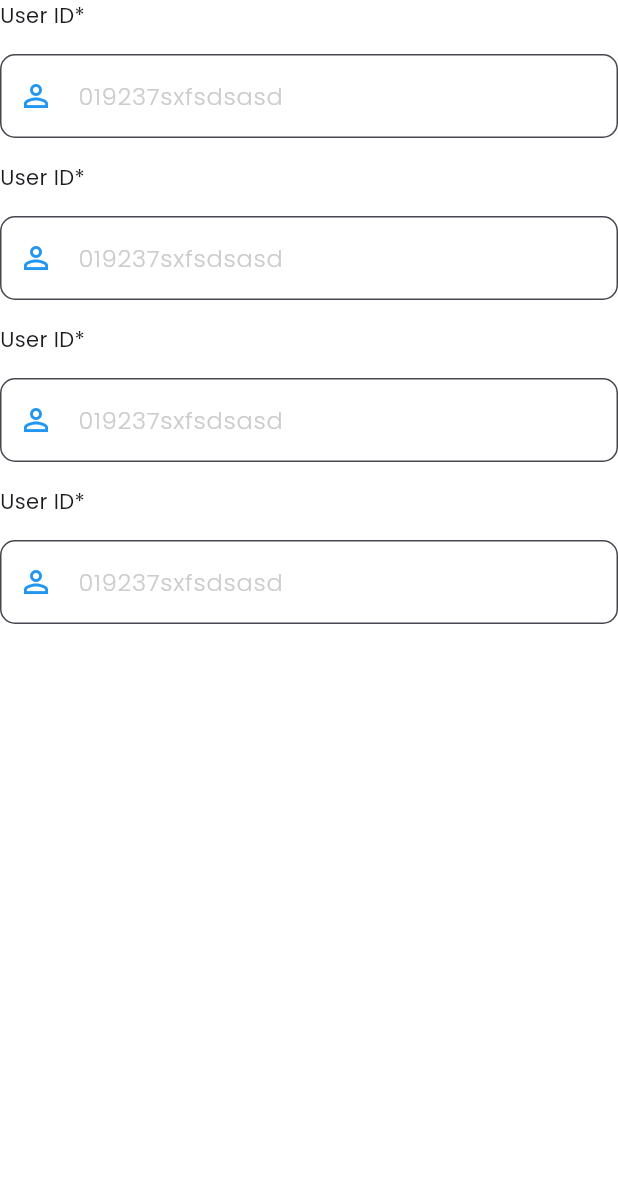
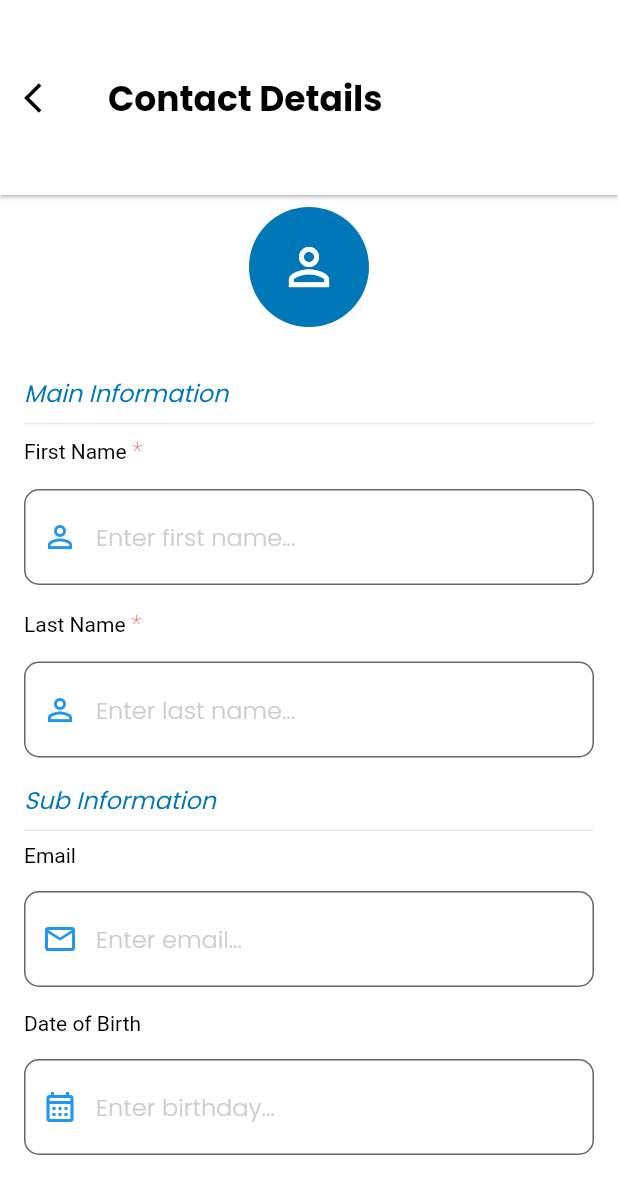
Before and after one commit to joshflutterwork/trial_contact_list, a Flutter app: the ContactDetailPage screen opened directly with empty values, on a phone screen of 412 x 824 dp. Shown: the top 1194 px of the screen. Run offline on Flutter 3.47's test engine with Material 3 defaults, Android fonts, the phone set to English and light mode, and no system bars; our stand-ins replace auto_route, flutter_riverpod, freezed_annotation, get_it.

Commit message:
feat : add new contact detail

```diff
--- a/lib/features/contact/presentation/notifier/contact_notifier.dart
+++ b/lib/features/contact/presentation/notifier/contact_notifier.dart
@@ -54,4 +54,8 @@ class ContactNotifier extends StateNotifier<ContactState> {
       state = state.copyWith(isError: true);
     }
   }
+
+  void selectContact(ContactModel contactModel) {
+    state = state.copyWith(contactModel: contactModel);
+  }
 }
--- a/lib/features/contact/presentation/pages/contact_detail_page.dart
+++ b/lib/features/contact/presentation/pages/contact_detail_page.dart
@@ -1,8 +1,15 @@
 import 'package:auto_route/auto_route.dart';
 import 'package:flutter/material.dart';
 import 'package:flutter_riverpod/flutter_riverpod.dart';
-import 'package:trial_contact_list/utils/microcopy_string.dart';
+import 'package:trial_contact_list/features/contact/data/models/contact_model.dart';
+import 'package:trial_contact_list/features/contact/presentation/notifier/contact_notifier.dart';
+import 'package:trial_contact_list/features/contact/presentation/state/contact_state.dart';
 import 'package:trial_contact_list/utils/palette.dart';
+import 'package:trial_contact_list/utils/ui/app_bar.dart';
+import 'package:trial_contact_list/utils/ui/button_full.dart';
+import 'package:trial_contact_list/utils/ui/button_outline.dart';
+import 'package:trial_contact_list/utils/ui/text_field_form.dart';
+import 'package:trial_contact_list/utils/ui/text_title_form.dart';
 
 @RoutePage()
 class ContactDetailPage extends ConsumerStatefulWidget {
@@ -19,136 +26,176 @@ class ContactDetailPage extends ConsumerStatefulWidget {
 }
 
 class _ContactDetailPageState extends ConsumerState<ContactDetailPage> {
+  final TextEditingController _firstNameController = TextEditingController();
+  final TextEditingController _lastNameController = TextEditingController();
+  final TextEditingController _emailController = TextEditingController();
+  final TextEditingController _dobController = TextEditingController();
+
   @override
   void initState() {
     super.initState();
+
+    WidgetsBinding.instance.addPostFrameCallback((_) {
+      final ContactModel? contactModel = ref.read(
+        $contact.select((ContactState state) => state.contactModel),
+      );
+
+      if (contactModel != null) {
+        _firstNameController.text = contactModel.firstName ?? '';
+        _lastNameController.text = contactModel.lastName ?? '';
+        _emailController.text = contactModel.email ?? '';
+        _dobController.text = contactModel.dob ?? '';
+      }
+    });
   }
 
   @override
   Widget build(BuildContext context) {
     return Scaffold(
       backgroundColor: Palette.white,
-      body: Column(
+      appBar: getAppBar(
+        onTap: () {
+          Navigator.of(context).pop();
+        },
+        title: <Widget>[
+          const Text(
+            'Contact Details',
+            style: TextStyle(
+              color: Palette.black,
+              fontSize: 23,
+              height: 0.1,
+              fontWeight: FontWeight.w700,
+            ),
+          ),
+        ],
+        leadingIcon: const SizedBox.shrink(),
+        elevation: 1,
+      ),
+      body: Padding(
+        padding: const EdgeInsets.only(top: 8, left: 16, right: 16),
+        child: Column(
           crossAxisAlignment: CrossAxisAlignment.start,
           children: <Widget>[
-          const Text('User ID*'),
-          Padding(
-            padding: const EdgeInsets.only(top: 16, bottom: 16.0),
-            child: TextField(
-              decoration: InputDecoration(
-                focusedBorder: OutlineInputBorder(
-                  borderRadius: BorderRadius.circular(10.0),
-                  borderSide:
-                      const BorderSide(color: Palette.lightGray, width: 1),
+            const Center(
+              child: CircleAvatar(
+                radius: 40.0,
+                child: Icon(
+                  Icons.person_outline,
+                  color: Colors.white,
+                  size: 40,
                 ),
-                border: OutlineInputBorder(
-                  borderRadius: BorderRadius.circular(10.0),
-                  borderSide:
-                      const BorderSide(color: Palette.lightGray, width: 1),
+                backgroundColor: Palette.blue,
               ),
+            ),
+            const SizedBox(
+              height: 32,
+            ),
+            Expanded(
+              child: ListView(
+                children: <Widget>[
+                  const Text(
+                    'Main Information',
+                    style: TextStyle(
+                      color: Palette.blue,
+                      fontStyle: FontStyle.italic,
+                      fontSize: 16,
+                    ),
+                  ),
+                  const SizedBox(
+                    height: 8,
+                  ),
+                  const Divider(
+                    height: 1,
+                  ),
+                  const SizedBox(
+                    height: 8,
+                  ),
+                  const TextTitleForm(
+                    mandatory: true,
+                    title: 'First Name',
+                  ),
+                  TextFieldForm(
                     prefixIcon: const Icon(
                       Icons.person_outline,
                       color: Colors.blue,
                     ),
-                filled: true,
-                hintStyle: const TextStyle(
-                  color: Palette.darkGray,
-                  fontWeight: FontWeight.w100,
+                    hint: 'Enter first name...',
+                    textEditingController: _firstNameController,
                   ),
-                hintText: MicrocopyString.login_hint,
-                fillColor: Palette.white,
+                  const TextTitleForm(
+                    mandatory: true,
+                    title: 'Last Name',
                   ),
-            ),
-          ),
-          const Text('User ID*'),
-          Padding(
-            padding: const EdgeInsets.only(top: 16, bottom: 16.0),
-            child: TextField(
-              decoration: InputDecoration(
-                focusedBorder: OutlineInputBorder(
-                  borderRadius: BorderRadius.circular(10.0),
-                  borderSide:
-                      const BorderSide(color: Palette.lightGray, width: 1),
-                ),
-                border: OutlineInputBorder(
-                  borderRadius: BorderRadius.circular(10.0),
-                  borderSide:
-                      const BorderSide(color: Palette.lightGray, width: 1),
-                ),
+                  TextFieldForm(
                     prefixIcon: const Icon(
                       Icons.person_outline,
                       color: Colors.blue,
                     ),
-                filled: true,
-                hintStyle: const TextStyle(
-                  color: Palette.darkGray,
-                  fontWeight: FontWeight.w100,
+                    hint: 'Enter last name...',
+                    textEditingController: _lastNameController,
                   ),
-                hintText: MicrocopyString.login_hint,
-                fillColor: Palette.white,
+                  const Text(
+                    'Sub Information',
+                    style: TextStyle(
+                      color: Palette.blue,
+                      fontStyle: FontStyle.italic,
+                      fontSize: 16,
                     ),
                   ),
+                  const SizedBox(
+                    height: 8,
                   ),
-          const Text('User ID*'),
-          Padding(
-            padding: const EdgeInsets.only(top: 16, bottom: 16.0),
-            child: TextField(
-              decoration: InputDecoration(
-                focusedBorder: OutlineInputBorder(
-                  borderRadius: BorderRadius.circular(10.0),
-                  borderSide:
-                      const BorderSide(color: Palette.lightGray, width: 1),
+                  const Divider(
+                    height: 1,
                   ),
-                border: OutlineInputBorder(
-                  borderRadius: BorderRadius.circular(10.0),
-                  borderSide:
-                      const BorderSide(color: Palette.lightGray, width: 1),
+                  const SizedBox(
+                    height: 8,
                   ),
+                  const TextTitleForm(
+                    mandatory: false,
+                    title: 'Email',
+                  ),
+                  TextFieldForm(
                     prefixIcon: const Icon(
-                  Icons.person_outline,
+                      Icons.mail_outline_outlined,
                       color: Colors.blue,
                     ),
-                filled: true,
-                hintStyle: const TextStyle(
-                  color: Palette.darkGray,
-                  fontWeight: FontWeight.w100,
+                    hint: 'Enter email...',
+                    textEditingController: _emailController,
                   ),
-                hintText: MicrocopyString.login_hint,
-                fillColor: Palette.white,
+                  const TextTitleForm(
+                    mandatory: false,
+                    title: 'Date of Birth',
                   ),
-            ),
-          ),
-          const Text('User ID*'),
-          Padding(
-            padding: const EdgeInsets.only(top: 16, bottom: 16.0),
-            child: TextField(
-              decoration: InputDecoration(
-                focusedBorder: OutlineInputBorder(
-                  borderRadius: BorderRadius.circular(10.0),
-                  borderSide:
-                      const BorderSide(color: Palette.lightGray, width: 1),
-                ),
-                border: OutlineInputBorder(
-                  borderRadius: BorderRadius.circular(10.0),
-                  borderSide:
-                      const BorderSide(color: Palette.lightGray, width: 1),
-                ),
+                  TextFieldForm(
                     prefixIcon: const Icon(
-                  Icons.person_outline,
+                      Icons.calendar_month_outlined,
                       color: Colors.blue,
                     ),
-                filled: true,
-                hintStyle: const TextStyle(
-                  color: Palette.darkGray,
-                  fontWeight: FontWeight.w100,
+                    hint: 'Enter birthday...',
+                    textEditingController: _dobController,
                   ),
-                hintText: MicrocopyString.login_hint,
-                fillColor: Palette.white,
+                  const SizedBox(
+                    height: 32,
                   ),
+                  ButtonFull(
+                    title: 'Save',
+                    onTap: () {},
+                  ),
+                  ButtonFull(
+                    title: 'Update',
+                    onTap: () {},
+                  ),
+                  ButtonOutline(
+                    title: 'Remove',
+                    onTap: () {},
+                  ),
+                ],
               ),
             ),
           ],
         ),
+      ),
     );
   }
 }
--- a/lib/features/contact/presentation/pages/contact_list_page.dart
+++ b/lib/features/contact/presentation/pages/contact_list_page.dart
@@ -10,6 +10,7 @@ import 'package:trial_contact_list/router/router.dart';
 import 'package:trial_contact_list/router/router.gr.dart';
 import 'package:trial_contact_list/utils/microcopy_string.dart';
 import 'package:trial_contact_list/utils/palette.dart';
+import 'package:trial_contact_list/utils/ui/app_bar.dart';
 
 @RoutePage()
 class ContactListPage extends ConsumerStatefulWidget {
@@ -35,17 +36,9 @@ class _ContactListPageState extends ConsumerState<ContactListPage> {
 
     return Scaffold(
       backgroundColor: Palette.white,
-      appBar: AppBar(
-        backgroundColor: Colors.white,
-        toolbarHeight: 130, // Custom height for the AppBar
-        leadingWidth: 0,
-        leading: const SizedBox.shrink(),
-        title: const Padding(
-          padding: EdgeInsets.only(top: 16.0),
-          child: Column(
-            crossAxisAlignment: CrossAxisAlignment.start,
-            children: <Widget>[
-              Text(
+      appBar: getAppBar(
+        title: <Widget>[
+          const Text(
             'My Contacts',
             style: TextStyle(
               color: Palette.black,
@@ -55,10 +48,6 @@ class _ContactListPageState extends ConsumerState<ContactListPage> {
             ),
           ),
         ],
-          ),
-        ),
-        bottomOpacity: 0.0,
-        elevation: 0.0,
       ),
       body: Padding(
         padding:
@@ -150,8 +139,12 @@ class ContactGroupExpansionTile extends StatelessWidget {
       initiallyExpanded: true,
       showTrailingIcon: false,
       children: group.contacts.map((ContactModel contact) {
+        return Consumer(
+          builder: (BuildContext context, WidgetRef ref, Widget? child) {
             return InkWell(
               onTap: () async {
+                ref.read($contact.notifier).selectContact(contact);
+
                 await s<AppRouter>()
                     .push(ContactDetailRoute(contactId: contact.id ?? ''));
               },
@@ -163,6 +156,8 @@ class ContactGroupExpansionTile extends StatelessWidget {
                 ),
               ),
             );
+          },
+        );
       }).toList(),
     );
   }
--- a/lib/features/contact/presentation/state/contact_state.dart
+++ b/lib/features/contact/presentation/state/contact_state.dart
@@ -1,5 +1,6 @@
 import 'package:freezed_annotation/freezed_annotation.dart';
 import 'package:trial_contact_list/features/contact/data/models/contact_group_list.dart';
+import 'package:trial_contact_list/features/contact/data/models/contact_model.dart';
 
 part 'contact_state.freezed.dart';
 
@@ -10,5 +11,6 @@ class ContactState with _$ContactState {
     @Default(false) bool isSuccess,
     @Default(false) bool isError,
     @Default(<ContactGroupModel>[]) List<ContactGroupModel> contactList,
+    ContactModel? contactModel,
   }) = _ContactState;
 }
--- a/lib/features/login/presentation/pages/login_page.dart
+++ b/lib/features/login/presentation/pages/login_page.dart
@@ -4,6 +4,7 @@ import 'package:trial_contact_list/core/di/service_locator.dart';
 import 'package:trial_contact_list/router/router.dart';
 import 'package:trial_contact_list/utils/microcopy_string.dart';
 import 'package:trial_contact_list/utils/palette.dart';
+import 'package:trial_contact_list/utils/ui/app_bar.dart';
 
 @RoutePage()
 class LoginPage extends StatefulWidget {
@@ -18,15 +19,9 @@ class _LoginPageState extends State<LoginPage> {
   Widget build(BuildContext context) {
     return Scaffold(
       backgroundColor: Palette.white,
-      appBar: AppBar(
-        backgroundColor: Palette.white,
-        toolbarHeight: 130, // Custom height for the AppBar
-        title: const Padding(
-          padding: EdgeInsets.only(top: 16.0),
-          child: Column(
-            crossAxisAlignment: CrossAxisAlignment.start,
-            children: <Widget>[
-              Text(
+      appBar: getAppBar(
+        title: <Widget>[
+          const Text(
             MicrocopyString.login_title,
             style: TextStyle(
               color: Palette.blue,
@@ -35,7 +30,7 @@ class _LoginPageState extends State<LoginPage> {
               fontWeight: FontWeight.w600,
             ),
           ),
-              Text(
+          const Text(
             MicrocopyString.login_desc,
             style: TextStyle(
               color: Palette.darkGray,
@@ -44,8 +39,7 @@ class _LoginPageState extends State<LoginPage> {
             ),
           ),
         ],
-          ),
-        ),
+        leadingIcon: null,
       ),
       body: Padding(
         padding:
--- a/lib/main.dart
+++ b/lib/main.dart
@@ -21,9 +21,11 @@ class MyApp extends StatelessWidget {
       title: 'Trial Contact App',
       theme: ThemeData(
         primaryColor: Palette.white,
+        appBarTheme: const AppBarTheme(
+          backgroundColor: Colors.white, // Locking the AppBar color
+        ),
         fontFamily: 'Poppins',
-        visualDensity: VisualDensity.adaptivePlatformDensity,
-        useMaterial3: true,
+        useMaterial3: false,
       ),
       debugShowCheckedModeBanner: false,
       routerDelegate: AutoRouterDelegate(
--- a/lib/utils/palette.dart
+++ b/lib/utils/palette.dart
@@ -10,5 +10,5 @@ class Palette {
   static const Color lightGray = Color(0xffEBEBEB);
   static const Color red = Color(0xffED1C2E);
 
-  static const Color button_color = Color(0xFF96D3F2);
+  static const Color button_color = Color.fromARGB(255, 185, 231, 253);
 }
--- /dev/null
+++ b/lib/utils/ui/app_bar.dart
@@ -0,0 +1,35 @@
+import 'package:flutter/material.dart';
+import 'package:trial_contact_list/utils/palette.dart';
+
+PreferredSizeWidget getAppBar({
+  VoidCallback? onTap,
+  List<Widget>? title,
+  Widget? leadingIcon,
+  double? elevation,
+}) {
+  return AppBar(
+    backgroundColor: Palette.white,
+    toolbarHeight: 130,
+    leadingWidth: leadingIcon != null ? 56 : 0,
+    leading: Padding(
+      padding: const EdgeInsets.only(top: 0.0),
+      child: InkWell(
+        onTap: onTap,
+        child: leadingIcon != null
+            ? const Icon(
+                Icons.arrow_back_ios,
+                color: Palette.black,
+              )
+            : const SizedBox.shrink(),
+      ),
+    ),
+    elevation: elevation ?? 0,
+    title: Padding(
+      padding: const EdgeInsets.only(top: 16.0),
+      child: Column(
+        crossAxisAlignment: CrossAxisAlignment.start,
+        children: title ?? <Widget>[],
+      ),
+    ),
+  );
+}
--- /dev/null
+++ b/lib/utils/ui/button_full.dart
@@ -0,0 +1,34 @@
+import 'package:flutter/material.dart';
+import 'package:trial_contact_list/utils/palette.dart';
+
+class ButtonFull extends StatelessWidget {
+  const ButtonFull({super.key, this.title, this.onTap});
+
+  final String? title;
+
+  final VoidCallback? onTap;
+
+  @override
+  Widget build(BuildContext context) {
+    return SizedBox(
+      width: MediaQuery.of(context).size.width,
+      child: ElevatedButton(
+        child: Text(
+          title ?? '',
+          style: const TextStyle(
+            fontSize: 16,
+            fontWeight: FontWeight.w900,
+            color: Palette.blue,
+          ),
+        ),
+        onPressed: onTap,
+        style: ElevatedButton.styleFrom(
+          backgroundColor: Palette.button_color,
+          shape: RoundedRectangleBorder(
+            borderRadius: BorderRadius.circular(8),
+          ),
+        ),
+      ),
+    );
+  }
+}
--- /dev/null
+++ b/lib/utils/ui/button_outline.dart
@@ -0,0 +1,38 @@
+import 'package:flutter/material.dart';
+import 'package:trial_contact_list/utils/palette.dart';
+
+class ButtonOutline extends StatelessWidget {
+  const ButtonOutline({super.key, this.title, this.onTap});
+
+  final String? title;
+
+  final VoidCallback? onTap;
+
+  @override
+  Widget build(BuildContext context) {
+    return SizedBox(
+      width: MediaQuery.of(context).size.width,
+      child: ElevatedButton(
+        child: Text(
+          title ?? '',
+          style: const TextStyle(
+            fontSize: 16,
+            fontWeight: FontWeight.w400,
+            color: Palette.red,
+          ),
+        ),
+        onPressed: onTap,
+        style: ElevatedButton.styleFrom(
+          backgroundColor: Colors.white,
+          shape: RoundedRectangleBorder(
+            borderRadius: BorderRadius.circular(8),
+            side: const BorderSide(
+              width: 1,
+              color: Palette.red,
+            ),
+          ),
+        ),
+      ),
+    );
+  }
+}
--- /dev/null
+++ b/lib/utils/ui/text_field_form.dart
@@ -0,0 +1,46 @@
+import 'package:flutter/material.dart';
+import 'package:trial_contact_list/utils/palette.dart';
+
+class TextFieldForm extends StatelessWidget {
+  const TextFieldForm({
+    super.key,
+    this.hint,
+    this.prefixIcon,
+    this.suffixIcon,
+    this.textEditingController,
+  });
+
+  final String? hint;
+  final Icon? prefixIcon;
+  final Icon? suffixIcon;
+  final TextEditingController? textEditingController;
+
+  @override
+  Widget build(BuildContext context) {
+    return Padding(
+      padding: const EdgeInsets.only(top: 16, bottom: 16.0),
+      child: TextFormField(
+        decoration: InputDecoration(
+          focusedBorder: OutlineInputBorder(
+            borderRadius: BorderRadius.circular(10.0),
+            borderSide: const BorderSide(color: Palette.lightGray, width: 1),
+          ),
+          border: OutlineInputBorder(
+            borderRadius: BorderRadius.circular(10.0),
+            borderSide: const BorderSide(color: Palette.lightGray, width: 1),
+          ),
+          prefixIcon: prefixIcon,
+          suffixIcon: suffixIcon,
+          filled: true,
+          hintStyle: const TextStyle(
+            color: Palette.darkGray,
+            fontWeight: FontWeight.w100,
+          ),
+          hintText: hint ?? '',
+          fillColor: Palette.white,
+        ),
+        controller: textEditingController,
+      ),
+    );
+  }
+}
--- /dev/null
+++ b/lib/utils/ui/text_title_form.dart
@@ -0,0 +1,35 @@
+import 'package:flutter/material.dart';
+import 'package:trial_contact_list/utils/palette.dart';
+
+class TextTitleForm extends StatelessWidget {
+  const TextTitleForm({super.key, this.title, this.mandatory = false});
+
+  final String? title;
+  final bool mandatory;
+
+  @override
+  Widget build(BuildContext context) {
+    return RichText(
+      text: TextSpan(
+        text: title ?? '',
+        style: const TextStyle(
+          fontWeight: FontWeight.w400,
+          color: Palette.black,
+          fontSize: 14,
+        ),
+        children: mandatory
+            ? const <TextSpan>[
+                TextSpan(
+                  text: ' *',
+                  style: TextStyle(
+                    fontWeight: FontWeight.w200,
+                    color: Palette.red,
+                    fontSize: 16,
+                  ),
+                ),
+              ]
+            : const <TextSpan>[],
+      ),
+    );
+  }
+}
--- a/pubspec.yaml
+++ b/pubspec.yaml
@@ -17,6 +17,7 @@ dependencies:
   freezed_annotation: ^2.4.4
   json_annotation: ^4.9.0
   flutter_riverpod: ^2.6.0
+  hive_flutter: ^1.1.0
 
 dev_dependencies:
   flutter_test:
```
Also changed, not shown: lib/features/contact/presentation/state/contact_state.freezed.dart, lib/router/router.gr.dart, pubspec.lock, 5 other files. Lines whose indentation alone changed are shown as unchanged.
